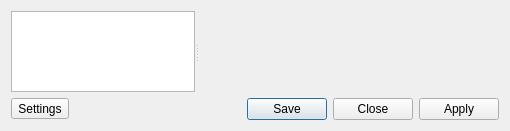
First picture: the form in lxqt-config-monitor/monitorsettingsdialog.ui, repository lxqt/lxqt-config, before the edit.
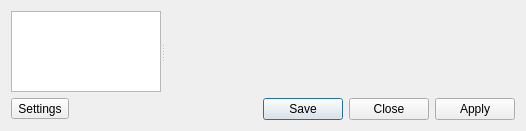
Second picture: the form after the edit. Icons and pictures are not drawn.

```diff
--- a/lxqt-config-monitor/monitorsettingsdialog.ui
+++ b/lxqt-config-monitor/monitorsettingsdialog.ui
@@ -56,7 +56,7 @@
       </property>
       <property name="minimumSize">
        <size>
-        <width>300</width>
+        <width>350</width>
         <height>0</height>
        </size>
       </property>
```
